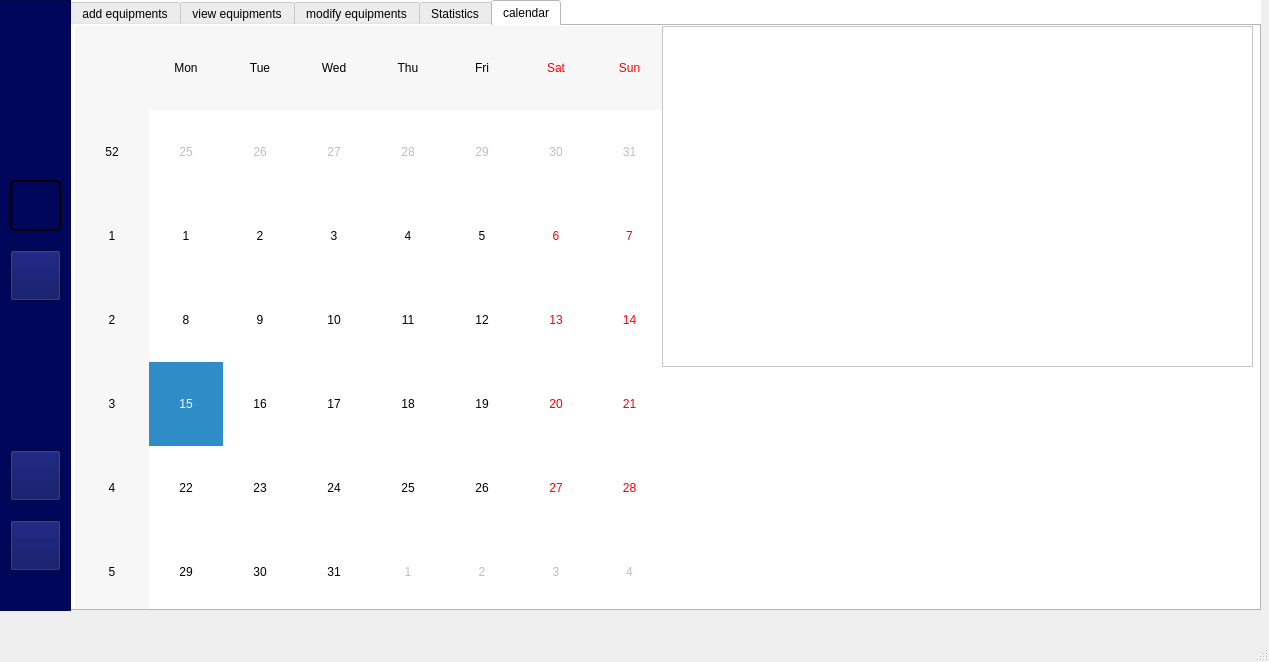
This is mainwindow.ui in Projet-CPP-2A6/Nautica as Qt 5 draws it before an edit. The edited form follows.
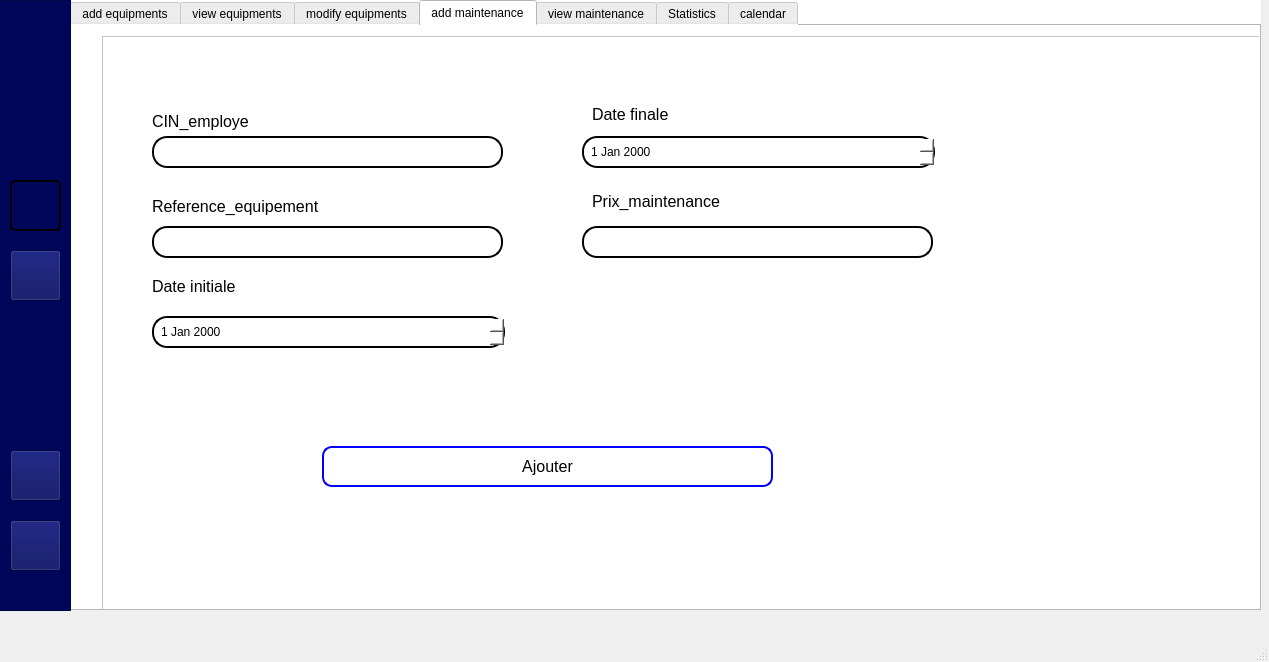
This is the edited form. The open tabs and pages were chosen to show the change. Icons and pictures are not drawn.

The edit to the form file:
```diff
--- a/mainwindow.ui
+++ b/mainwindow.ui
@@ -3045,7 +3045,7 @@
        <string notr="true">background:rgb(255, 255, 255);</string>
       </property>
       <property name="currentIndex">
-       <number>4</number>
+       <number>3</number>
       </property>
       <widget class="QWidget" name="add_equipments">
        <attribute name="title">
@@ -3962,6 +3962,279 @@
         </property>
        </widget>
       </widget>
+      <widget class="QWidget" name="tab_11">
+       <attribute name="title">
+        <string>add maintenance</string>
+       </attribute>
+       <widget class="QFrame" name="type_3">
+        <property name="geometry">
+         <rect>
+          <x>30</x>
+          <y>10</y>
+          <width>1161</width>
+          <height>581</height>
+         </rect>
+        </property>
+        <property name="frameShape">
+         <enum>QFrame::StyledPanel</enum>
+        </property>
+        <property name="frameShadow">
+         <enum>QFrame::Raised</enum>
+        </property>
+        <widget class="QLabel" name="label_53">
+         <property name="geometry">
+          <rect>
+           <x>50</x>
+           <y>70</y>
+           <width>121</width>
+           <height>31</height>
+          </rect>
+         </property>
+         <property name="font">
+          <font>
+           <pointsize>12</pointsize>
+          </font>
+         </property>
+         <property name="text">
+          <string>CIN_employe</string>
+         </property>
+        </widget>
+        <widget class="QLineEdit" name="CIN_employe">
+         <property name="geometry">
+          <rect>
+           <x>50</x>
+           <y>100</y>
+           <width>351</width>
+           <height>32</height>
+          </rect>
+         </property>
+         <property name="styleSheet">
+          <string notr="true">QLineEdit {
+        border: 2px solid black;
+        border-radius: 15px;
+        padding: 5px;
+        background-color: rgba(255, 255, 255);
+        color: black;
+    }
+
+    QLineEdit:focus {
+        border-color: black;
+        background-color: rgba(248, 248, 248, 1);
+    }
+    </string>
+         </property>
+         <property name="maxLength">
+          <number>8</number>
+         </property>
+        </widget>
+        <widget class="QLabel" name="functionality_3">
+         <property name="geometry">
+          <rect>
+           <x>490</x>
+           <y>150</y>
+           <width>161</width>
+           <height>31</height>
+          </rect>
+         </property>
+         <property name="font">
+          <font>
+           <pointsize>12</pointsize>
+          </font>
+         </property>
+         <property name="text">
+          <string>Prix_maintenance</string>
+         </property>
+        </widget>
+        <widget class="QLabel" name="label_54">
+         <property name="geometry">
+          <rect>
+           <x>50</x>
+           <y>240</y>
+           <width>111</width>
+           <height>21</height>
+          </rect>
+         </property>
+         <property name="font">
+          <font>
+           <pointsize>12</pointsize>
+          </font>
+         </property>
+         <property name="text">
+          <string>Date initiale</string>
+         </property>
+        </widget>
+        <widget class="QLabel" name="label_56">
+         <property name="geometry">
+          <rect>
+           <x>50</x>
+           <y>160</y>
+           <width>211</width>
+           <height>21</height>
+          </rect>
+         </property>
+         <property name="font">
+          <font>
+           <pointsize>12</pointsize>
+          </font>
+         </property>
+         <property name="text">
+          <string>Reference_equipement</string>
+         </property>
+        </widget>
+        <widget class="QLabel" name="state_2">
+         <property name="geometry">
+          <rect>
+           <x>490</x>
+           <y>70</y>
+           <width>101</width>
+           <height>16</height>
+          </rect>
+         </property>
+         <property name="font">
+          <font>
+           <pointsize>12</pointsize>
+          </font>
+         </property>
+         <property name="text">
+          <string>Date finale</string>
+         </property>
+        </widget>
+        <widget class="QLineEdit" name="reference_equipement">
+         <property name="geometry">
+          <rect>
+           <x>50</x>
+           <y>190</y>
+           <width>351</width>
+           <height>32</height>
+          </rect>
+         </property>
+         <property name="styleSheet">
+          <string notr="true">QLineEdit {
+        border: 2px solid black;
+        border-radius: 15px;
+        padding: 5px;
+        background-color: rgba(255, 255, 255);
+        color: black;
+    }
+
+    QLineEdit:focus {
+        border-color: black;
+        background-color: rgba(248, 248, 248, 1);
+    }
+    </string>
+         </property>
+         <property name="maxLength">
+          <number>8</number>
+         </property>
+        </widget>
+        <widget class="QLineEdit" name="prix_maintenance">
+         <property name="geometry">
+          <rect>
+           <x>480</x>
+           <y>190</y>
+           <width>351</width>
+           <height>32</height>
+          </rect>
+         </property>
+         <property name="styleSheet">
+          <string notr="true">QLineEdit {
+        border: 2px solid black;
+        border-radius: 15px;
+        padding: 5px;
+        background-color: rgba(255, 255, 255);
+        color: black;
+    }
+
+    QLineEdit:focus {
+        border-color: black;
+        background-color: rgba(248, 248, 248, 1);
+    }
+    </string>
+         </property>
+         <property name="maxLength">
+          <number>8</number>
+         </property>
+        </widget>
+        <widget class="QPushButton" name="AjouterButton_6">
+         <property name="geometry">
+          <rect>
+           <x>220</x>
+           <y>410</y>
+           <width>451</width>
+           <height>41</height>
+          </rect>
+         </property>
+         <property name="styleSheet">
+          <string notr="true">background-color: #ffffff; /* Fond blanc */
+        border: 2px solid blue; /* Bordure bleue */
+        border-radius: 10px; /* Coins arrondis */
+        padding: 1px 2px; /* Espacement intérieur */
+        color: black; /* Couleur du texte */
+        font-size: 16px; /* Taille de la police */
+
+       </string>
+         </property>
+         <property name="text">
+          <string>Ajouter</string>
+         </property>
+        </widget>
+        <widget class="QDateEdit" name="date_debut">
+         <property name="geometry">
+          <rect>
+           <x>50</x>
+           <y>280</y>
+           <width>353</width>
+           <height>32</height>
+          </rect>
+         </property>
+         <property name="styleSheet">
+          <string notr="true">QDateEdit {
+    border: 2px solid black; 
+    border-radius: 15px;
+    padding: 5px;
+    background-color: rgba(255, 255, 255);
+    color: black;
+}
+
+QDateEdit:focus {
+    border-color: black; 
+    background-color: rgba(248, 248, 248, 1); 
+}
+</string>
+         </property>
+        </widget>
+        <widget class="QDateEdit" name="date_fin">
+         <property name="geometry">
+          <rect>
+           <x>480</x>
+           <y>100</y>
+           <width>353</width>
+           <height>32</height>
+          </rect>
+         </property>
+         <property name="styleSheet">
+          <string notr="true">QDateEdit {
+    border: 2px solid black; 
+    border-radius: 15px;
+    padding: 5px;
+    background-color: rgba(255, 255, 255);
+    color: black;
+}
+
+QDateEdit:focus {
+    border-color: black; 
+    background-color: rgba(248, 248, 248, 1); 
+}
+</string>
+         </property>
+        </widget>
+       </widget>
+      </widget>
+      <widget class="QWidget" name="tab_12">
+       <attribute name="title">
+        <string>view maintenance</string>
+       </attribute>
+      </widget>
       <widget class="QWidget" name="tab_7">
        <attribute name="title">
         <string>Statistics</string>
```
Left out of the diff: 8 changed lines with no effect on the pictures.
